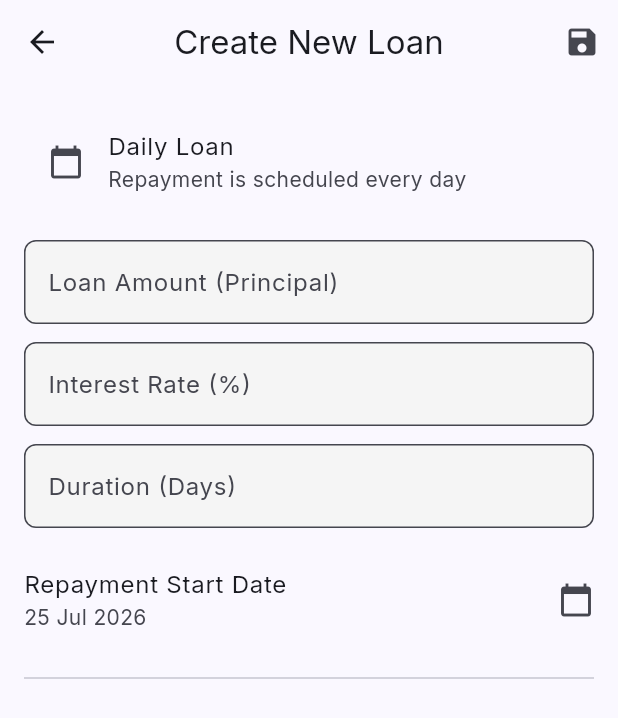
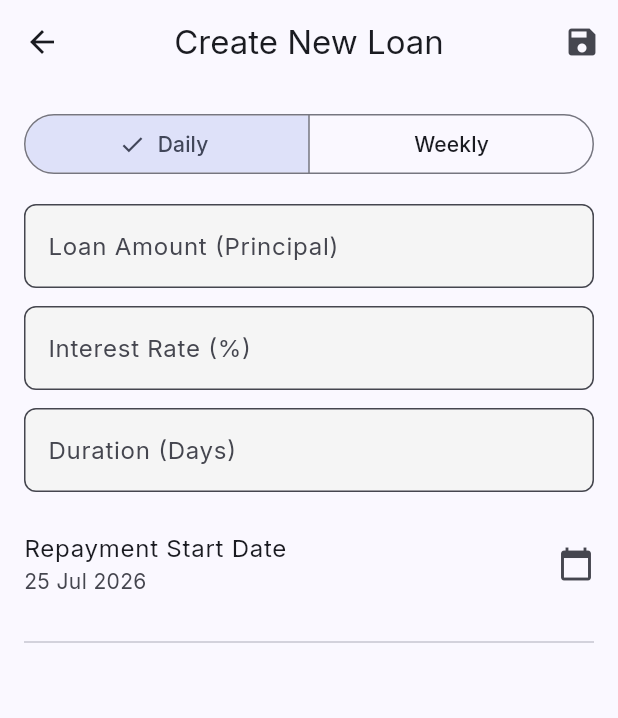
Before and after one commit to eghosa001/Adeghe_loan, a Flutter app: the LoanCreationScreen screen opened directly with empty values, on a phone screen of 412 x 824 dp. Shown: the top 718 px of the screen. Run offline on Flutter 3.47's test engine with Material 3 defaults, Android fonts, the phone set to English and light mode, and no system bars; our stand-ins replace file_picker, flutter_local_notifications, flutter_riverpod, flutter_secure_storage, go_router, google_fonts and 5 more; missing offline and left inert: encrypt, excel; accounts and stored records are empty.

Commit message:
feat: add weekly loan support (DB migration v9)

```diff
--- a/lib/core/database/database_service.dart
+++ b/lib/core/database/database_service.dart
@@ -6,7 +6,7 @@ import '../security/secure_storage_service.dart';
 import 'migrations.dart';
 
 class DatabaseService {
-  static const int _databaseVersion = 8;
+  static const int _databaseVersion = 9;
   final SecureStorageService _secureStorage;
 
   DatabaseService(this._secureStorage);
@@ -130,9 +130,11 @@ class DatabaseService {
         loan_date TEXT NOT NULL,
         start_date TEXT NOT NULL,
         duration_days INTEGER,
+        duration_weeks INTEGER,
         repayment_frequency TEXT,
         repayment_day INTEGER,
         daily_payment REAL,
+        weekly_payment REAL,
         total_repayment REAL NOT NULL,
         outstanding_balance REAL NOT NULL,
         expected_completion_date TEXT NOT NULL,
--- a/lib/core/database/migrations.dart
+++ b/lib/core/database/migrations.dart
@@ -12,12 +12,19 @@ class DatabaseMigrations {
     if (oldVersion < 6) await _v6(db);
     if (oldVersion < 7) await _v7(db);
     if (oldVersion < 8) await _v8(db);
+    if (oldVersion < 9) await _v9(db);
   }
 
   // v8 — remove monthly loan columns since monthly loans are not supported
   static Future<void> _v8(Database db) async {
     await db.execute('ALTER TABLE loans DROP COLUMN duration_months');
     await db.execute('ALTER TABLE loans DROP COLUMN monthly_payment');
+  }
+
+  // v9 — add weekly loan support columns
+  static Future<void> _v9(Database db) async {
+    await db.execute('ALTER TABLE loans ADD COLUMN duration_weeks INTEGER');
+    await db.execute('ALTER TABLE loans ADD COLUMN weekly_payment REAL');
   }
 
   // v2 — add indexes for performance
--- a/lib/features/loans/data/models/loan_entity.dart
+++ b/lib/features/loans/data/models/loan_entity.dart
@@ -1,6 +1,6 @@
 import 'package:loantrack/core/utils/date_utils.dart';
 
-enum LoanType { daily }
+enum LoanType { daily, weekly }
 
 enum LoanStatus { active, completed, defaulted, pending }
 
@@ -18,7 +18,7 @@ class Loan {
   final double processingFee; // This is a flat amount
   final double administrativeFee; // This is a flat amount
   final double otherCharges; // This is a flat amount
-  final int duration; // Days
+  final int duration; // Days for daily, weeks for weekly
   final DateTime loanDate;
   final DateTime repaymentStartDate;
 
@@ -68,9 +68,11 @@ class Loan {
       'processing_fee': processingFee,
       'admin_fee': administrativeFee,
       'other_charges': otherCharges,
-      'duration_days': duration,
+      'duration_days': loanType == LoanType.daily ? duration : null,
+      'duration_weeks': loanType == LoanType.weekly ? duration : null,
       'repayment_frequency': loanType.name,
-      'daily_payment': installmentAmount,
+      'daily_payment': loanType == LoanType.daily ? installmentAmount : null,
+      'weekly_payment': loanType == LoanType.weekly ? installmentAmount : null,
       'loan_date': AppDateUtils.formatForStorage(loanDate),
       'start_date': AppDateUtils.formatForStorage(repaymentStartDate),
       'total_repayment': totalRepayment,
@@ -97,13 +99,14 @@ class Loan {
       processingFee: (map['processing_fee'] as num?)?.toDouble() ?? 0.0,
       administrativeFee: (map['admin_fee'] as num?)?.toDouble() ?? 0.0,
       otherCharges: (map['other_charges'] as num?)?.toDouble() ?? 0.0,
-      duration: map['duration_days'] as int,
+      duration: (map['duration_days'] ?? map['duration_weeks']) as int,
       loanDate: AppDateUtils.tryParseStorage(map['loan_date'] as String)!,
       repaymentStartDate:
           AppDateUtils.tryParseStorage(map['start_date'] as String)!,
       totalRepayment: (map['total_repayment'] as num).toDouble(),
       outstandingBalance: (map['outstanding_balance'] as num).toDouble(),
-      installmentAmount: (map['daily_payment'] as num).toDouble(),
+      installmentAmount:
+          ((map['daily_payment'] ?? map['weekly_payment']) as num).toDouble(),
       expectedCompletionDate: AppDateUtils.tryParseStorage(
           map['expected_completion_date'] as String)!,
       collector: map['collector'] as String?,
--- a/lib/features/loans/domain/loan_calculator.dart
+++ b/lib/features/loans/domain/loan_calculator.dart
@@ -20,7 +20,7 @@ class LoanCalculationResult {
   /// The total amount the borrower must repay (principal + interest + charges).
   final double totalRepayment;
 
-  /// The daily installment amount.
+  /// The installment amount (daily or weekly).
   final double installmentAmount;
 
   LoanCalculationResult({
@@ -50,7 +50,7 @@ class LoanCalculator {
     required double processingFee,
     required double administrativeFee,
     required double otherCharges,
-    required int duration, // In days
+    required int duration, // In days or weeks
   }) {
     if (principal <= 0 || duration <= 0) {
       return LoanCalculationResult(
--- a/lib/features/loans/presentation/screens/loan_creation_screen.dart
+++ b/lib/features/loans/presentation/screens/loan_creation_screen.dart
@@ -2,6 +2,7 @@ import 'package:flutter/material.dart';
 import 'package:flutter_riverpod/flutter_riverpod.dart';
 import 'package:loantrack/core/utils/currency_utils.dart';
 import 'package:loantrack/core/utils/date_utils.dart';
+import 'package:loantrack/features/loans/data/models/loan_entity.dart';
 import 'package:loantrack/features/loans/domain/loan_calculator.dart';
 import 'package:loantrack/features/loans/presentation/providers/loan_providers.dart';
 
@@ -43,11 +44,16 @@ class LoanCreationScreen extends ConsumerWidget {
       body: ListView(
         padding: const EdgeInsets.all(16.0),
         children: [
-          // Loan type is always Daily (monthly loans are not offered)
-          const ListTile(
-            leading: Icon(Icons.calendar_today),
-            title: Text('Daily Loan'),
-            subtitle: Text('Repayment is scheduled every day'),
+          // Loan type: Daily or Weekly
+          SegmentedButton<LoanType>(
+            segments: const [
+              ButtonSegment(value: LoanType.daily, label: Text('Daily')),
+              ButtonSegment(value: LoanType.weekly, label: Text('Weekly')),
+            ],
+            selected: {formState.loanType},
+            onSelectionChanged: (selection) {
+              formNotifier.updateField(loanType: selection.first);
+            },
           ),
           const SizedBox(height: 16),
 
@@ -63,7 +69,9 @@ class LoanCreationScreen extends ConsumerWidget {
                 interestRatePercent: double.tryParse(value) ?? 0.0),
           ),
           _buildTextField(
-            label: 'Duration (Days)',
+            label: formState.loanType == LoanType.daily
+                ? 'Duration (Days)'
+                : 'Duration (Weeks)',
             onChanged: (value) =>
                 formNotifier.updateField(duration: int.tryParse(value) ?? 0),
           ),
```
Also changed, not shown: lib/features/loans/domain/schedule_generator.dart (+40 -2 lines), lib/features/loans/presentation/providers/loan_providers.dart (+8 -1 lines).
